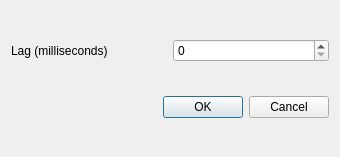
Before: the Qt Designer form MITK/Modules/IGIDataSources/Dialogs/niftkLagDialog.ui in NifTK/NifTK, drawn with Qt 5.
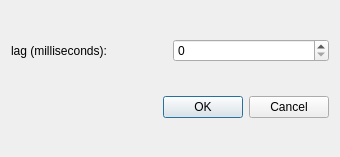
After: the same form once the commit is applied.

Diff of the .ui file:
```diff
--- a/MITK/Modules/IGIDataSources/Dialogs/niftkLagDialog.ui
+++ b/MITK/Modules/IGIDataSources/Dialogs/niftkLagDialog.ui
@@ -21,7 +21,7 @@
        <item>
         <widget class="QLabel" name="label">
          <property name="text">
-          <string>Lag (milliseconds)</string>
+          <string>lag (milliseconds):</string>
          </property>
         </widget>
        </item>
```
